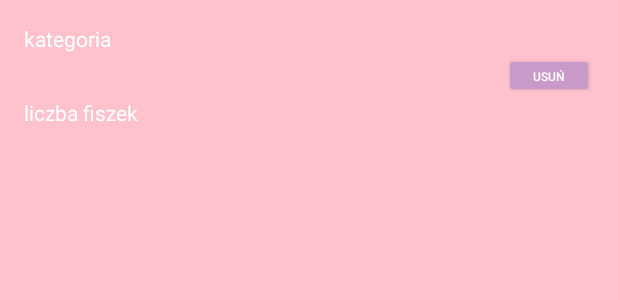
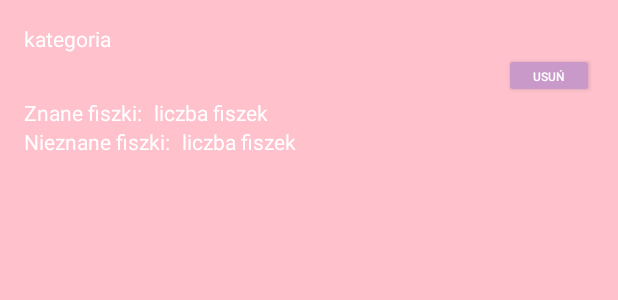
Before and after one commit to Busiu/Flashcards, an Android app: the layout list_view_category.xml on its own in the app's theme, with its tools: preview values and no code run, on a phone screen of 412 x 824 dp. Shown: the top 300 px of the screen. Run offline under Robolectric (Android 15) with nearby library versions, the phone set to English and light mode, and no system bars; Roboto replaces fonts that are not available here.

```diff
--- a/app/src/main/res/layout/list_view_category.xml
+++ b/app/src/main/res/layout/list_view_category.xml
@@ -21,11 +21,54 @@
         android:text="usuń"
         android:textSize="8dp" />
 
-    <TextView
-        android:id="@+id/text_view_no_flashcards"
-        android:layout_width="match_parent"
+    <LinearLayout
+        android:id="@+id/linear_layout_known_flashcards"
+        android:layout_width="wrap_content"
         android:layout_height="wrap_content"
         android:layout_below="@id/button_delete"
-        android:text="liczba fiszek" />
+        android:orientation="horizontal" >
+
+        <TextView
+            android:id="@+id/text_view_known_flashcards"
+            android:layout_width="wrap_content"
+            android:layout_height="wrap_content"
+            android:text="Znane fiszki:" />
+
+        <TextView
+            android:id="@+id/text_view_no_known_flashcards"
+            android:layout_width="wrap_content"
+            android:layout_height="wrap_content"
+            android:layout_marginStart="8dp"
+            android:layout_marginLeft="8dp"
+            android:layout_toEndOf="@+id/text_view_known_flashcards"
+            android:layout_toRightOf="@+id/text_view_known_flashcards"
+            android:text="liczba fiszek" />
+
+    </LinearLayout>
+
+    <LinearLayout
+        android:id="@+id/linear_layout_unknown_flashcards"
+        android:layout_width="wrap_content"
+        android:layout_height="wrap_content"
+        android:layout_below="@id/linear_layout_known_flashcards"
+        android:orientation="horizontal" >
+
+        <TextView
+            android:id="@+id/text_view_unknown_flashcards"
+            android:layout_width="wrap_content"
+            android:layout_height="wrap_content"
+            android:text="Nieznane fiszki:" />
+
+        <TextView
+            android:id="@+id/text_view_no_unknown_flashcards"
+            android:layout_width="wrap_content"
+            android:layout_height="wrap_content"
+            android:layout_marginStart="8dp"
+            android:layout_marginLeft="8dp"
+            android:layout_toEndOf="@+id/text_view_unknown_flashcards"
+            android:layout_toRightOf="@+id/text_view_unknown_flashcards"
+            android:text="liczba fiszek" />
+
+    </LinearLayout>
 
 </RelativeLayout>
```
Also changed, not shown: app/src/main/java/com/example/flashcards/activities/CategoryListActivity.java (+6 -14 lines), app/src/main/java/com/example/flashcards/adapters/CategoryAdapter.java (+12 -6 lines), app/src/main/java/com/example/flashcards/adapters/LevelPagerAdapter.java (added, +51 -0 lines), app/src/main/java/com/example/flashcards/fragments/FlashcardListFragment.java (added, +14 -0 lines), app/src/main/res/layout/categories_new.xml (added, +36 -0 lines).
